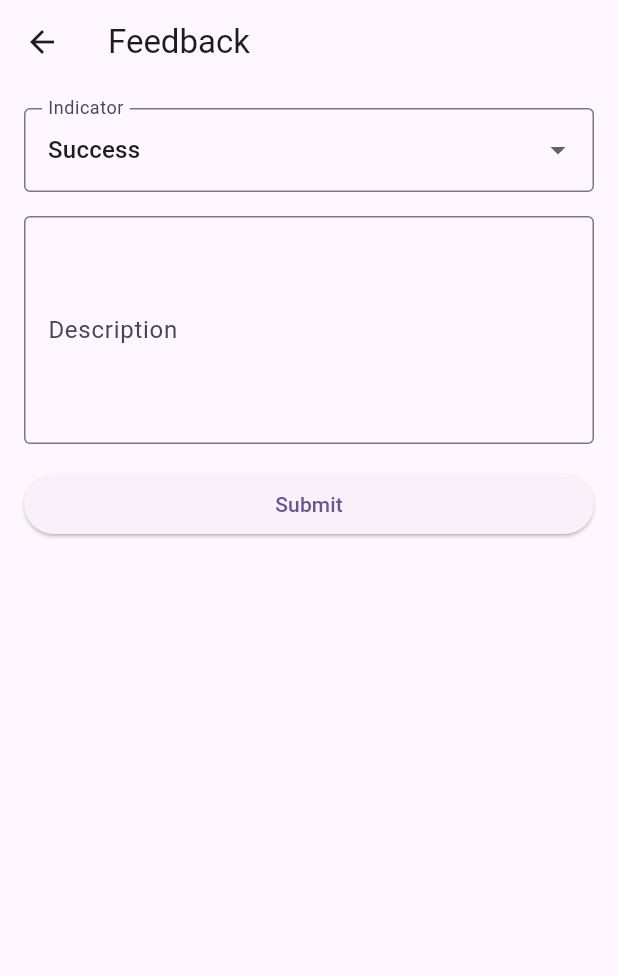
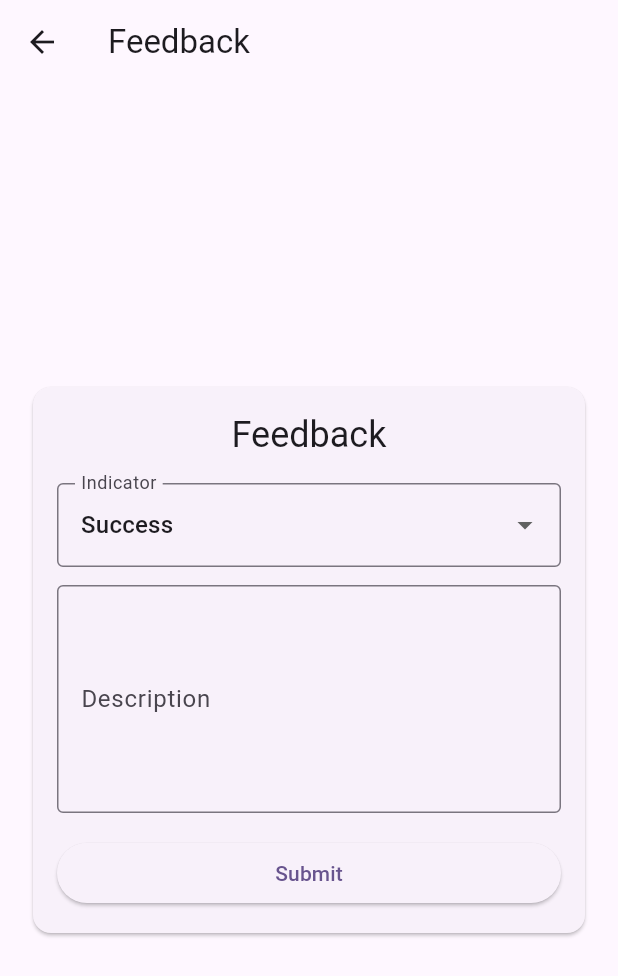
Before and after one commit to Mampuru/feedback-system, a Flutter app: the FeedbackView screen opened directly, on a phone screen of 412 x 824 dp. Shown: the top 976 px of the screen. Run offline on Flutter 3.47's test engine with Material 3 defaults, Android fonts, the phone set to English and light mode, and no system bars; our stand-ins replace shared_preferences; accounts and stored records are empty.

Commit message:
Fixed the styling on the submit feedback view

```diff
--- a/feedback_frontend/lib/views/feedback_view.dart
+++ b/feedback_frontend/lib/views/feedback_view.dart
@@ -1,5 +1,4 @@
 import 'package:flutter/material.dart';
-import '../api/api_service.dart';
 
 class FeedbackView extends StatefulWidget {
   const FeedbackView({super.key});
@@ -9,11 +8,8 @@ class FeedbackView extends StatefulWidget {
 }
 
 class _FeedbackViewState extends State<FeedbackView> {
-  final ApiService _apiService = ApiService();
-  String _selectedIndicator = 'Success'; // Default selected indicator
+  final TextEditingController _indicatorController = TextEditingController();
   final TextEditingController _descriptionController = TextEditingController();
-
-  final List<String> _indicators = ['Success', 'Failure', 'Bad']; // Dropdown items
 
   @override
   Widget build(BuildContext context) {
@@ -21,22 +17,34 @@ class _FeedbackViewState extends State<FeedbackView> {
       appBar: AppBar(
         title: const Text('Feedback'),
       ),
-      body: Padding(
+      body: Center(
+        child: SizedBox(
+          width: 400.0, // Fixed width for the Card
+          child: Card(
+            margin: const EdgeInsets.all(16.0),
+            child: Padding(
               padding: const EdgeInsets.all(16.0),
               child: Column(
+                mainAxisSize: MainAxisSize.min,
                 crossAxisAlignment: CrossAxisAlignment.stretch,
                 children: <Widget>[
+                  Text(
+                    'Feedback',
+                    style: Theme.of(context).textTheme.headlineSmall,
+                    textAlign: TextAlign.center,
+                  ),
+                  const SizedBox(height: 16.0),
                   DropdownButtonFormField<String>(
-              value: _selectedIndicator,
-              items: _indicators.map((String value) {
+                    value: 'Success',
+                    items: ['Success', 'Neutral', 'Failure'].map((String value) {
                       return DropdownMenuItem<String>(
                         value: value,
                         child: Text(value),
                       );
                     }).toList(),
-              onChanged: (newValue) {
+                    onChanged: (value) {
                       setState(() {
-                  _selectedIndicator = newValue!;
+                        _indicatorController.text = value!;
                       });
                     },
                     decoration: const InputDecoration(
@@ -44,8 +52,8 @@ class _FeedbackViewState extends State<FeedbackView> {
                       border: OutlineInputBorder(),
                     ),
                   ),
-            const SizedBox(height: 16.0),
-            TextFormField(
+                  const SizedBox(height: 12.0),
+                  TextField(
                     controller: _descriptionController,
                     maxLines: 5,
                     decoration: const InputDecoration(
@@ -55,27 +63,17 @@ class _FeedbackViewState extends State<FeedbackView> {
                   ),
                   const SizedBox(height: 16.0),
                   ElevatedButton(
-              onPressed: () async {
-                try {
-                  final response = await _apiService.submitFeedback(
-                    _selectedIndicator,
-                    _descriptionController.text,
-                  );
-                  _descriptionController.clear();
-                  // Navigate to respective dashboard
-                } catch (e) {
-                  ScaffoldMessenger.of(context).showSnackBar(
-                    const SnackBar(
-                      content: Text('Feedback submitted successfully!'),
-                    ),
-                  );
-                }
+                    onPressed: () {
+                      // Implement submit functionality
                     },
                     child: const Text('Submit'),
                   ),
                 ],
               ),
             ),
+          ),
+        ),
+      ),
     );
   }
 }
```
Lines whose indentation alone changed are shown as unchanged.
